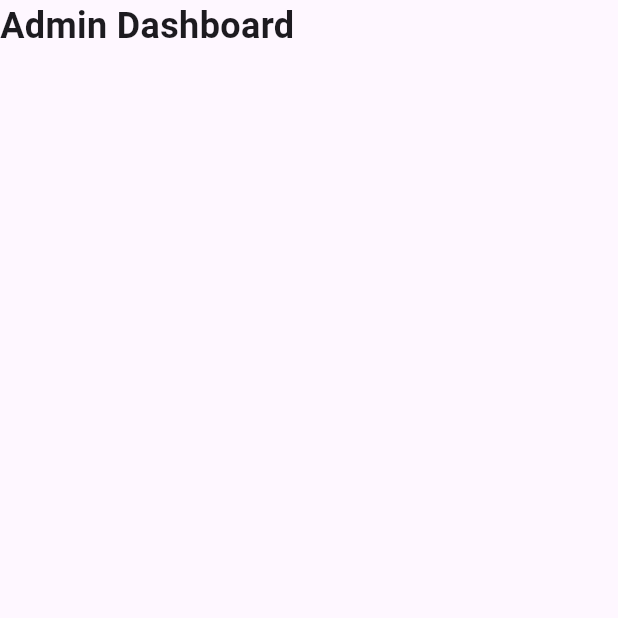
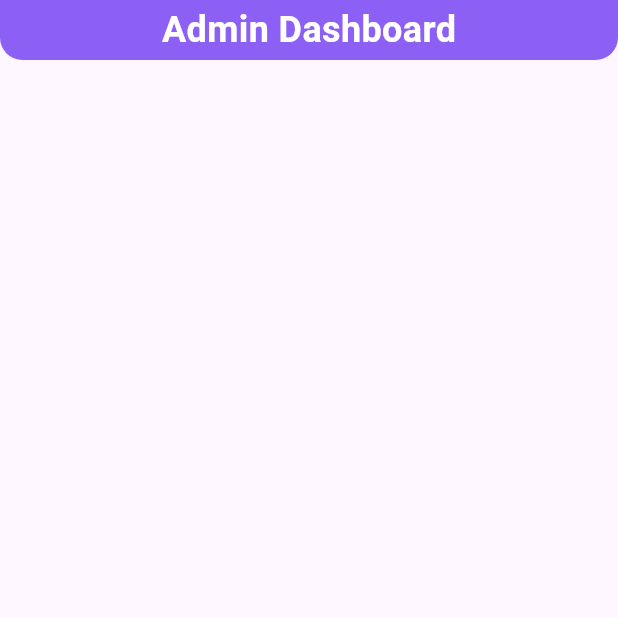
Before and after one commit to Sye0x/Demo-Virtual-Pre-School, a Flutter app: the AdminDashboardScreen screen opened directly, on a phone screen of 412 x 824 dp, the top half of it. Run offline on Flutter 3.47's test engine with Material 3 defaults, Android fonts, the light colour scheme and no system bars.

Commit message:
Admin Pannel Header making

```diff
--- a/lib/admin/admindashboardscreen/admindashboardscreen.dart
+++ b/lib/admin/admindashboardscreen/admindashboardscreen.dart
@@ -11,9 +11,33 @@ class AdminDashboardScreenState extends State<AdminDashboardScreen> {
   @override
   Widget build(BuildContext context) {
     return Scaffold(
-      body: Text(
-        "Admin Dashboard",
-        style: TextStyle(fontSize: 24, fontWeight: FontWeight.bold),
+      body: Center(
+        child: Column(
+          children: [
+            Container(
+              width: double.infinity,
+              height: 40,
+              decoration: BoxDecoration(
+                color: const Color(0xFF8C5FF5),
+                borderRadius: const BorderRadius.only(
+                  bottomLeft: Radius.circular(15),
+                  bottomRight: Radius.circular(15),
+                ),
+              ),
+              child: const Center(
+                child: Text(
+                  "Admin Dashboard",
+                  style: TextStyle(
+                    fontSize: 24,
+                    fontWeight: FontWeight.bold,
+                    color: Colors.white,
+                  ),
+                ),
+              ),
+            ),
+            const SizedBox(height: 20),
+          ],
+        ),
       ),
     );
   }
```
Also changed, not shown: lib/main.dart (line endings or trailing spaces).
